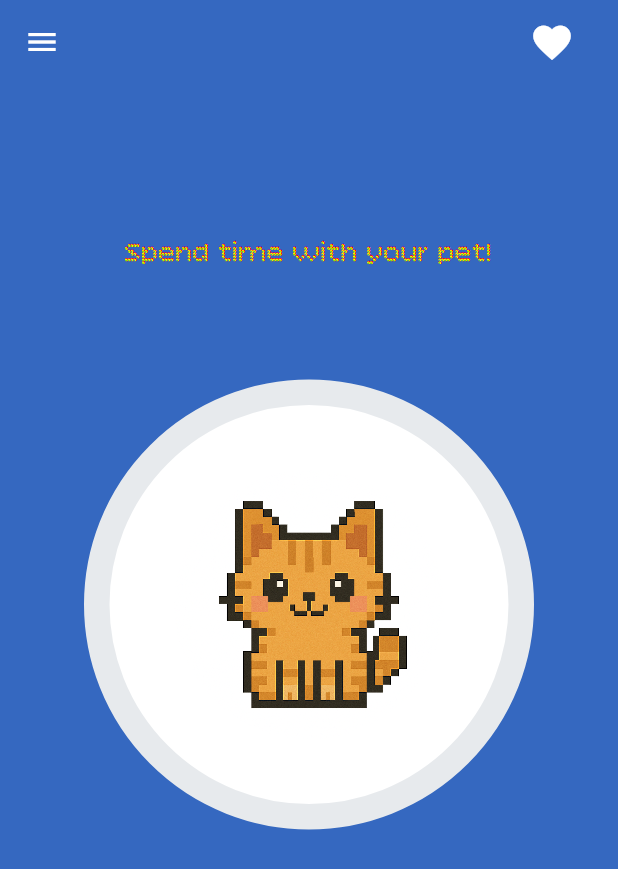
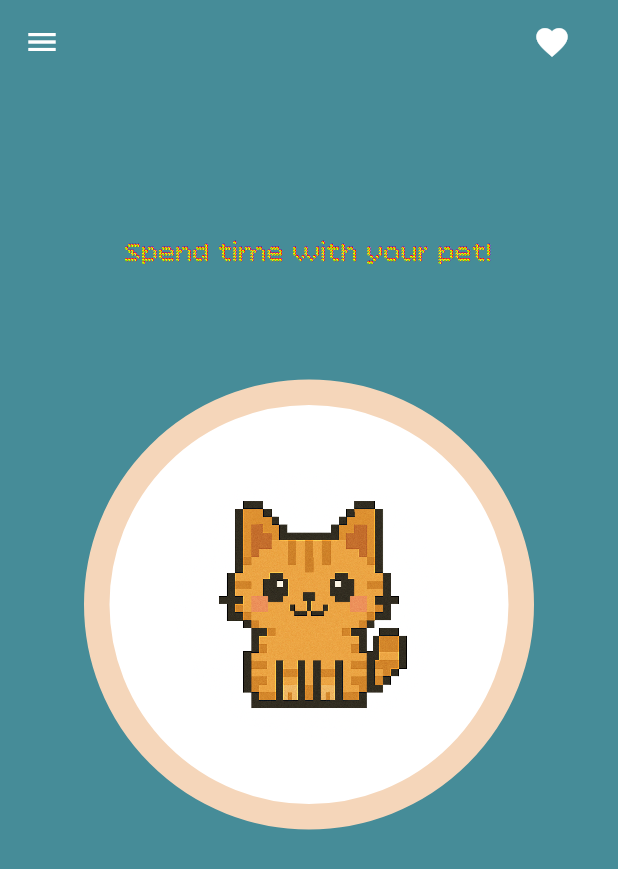
Before and after one commit to CaptainSparrow23/pet_productivity_app, a Flutter app: the screen it shows after launch, on a phone screen of 412 x 824 dp. Shown: the top 869 px of the screen. Run offline on Flutter 3.47's test engine with Material 3 defaults, Android fonts, the phone set to English and light mode, and no system bars.

Commit message:
updated colour

```diff
--- a/lib/pages/home_page.dart
+++ b/lib/pages/home_page.dart
@@ -22,15 +22,15 @@ class _HomePageState extends State<HomePage> {
   @override
   Widget build(BuildContext context) {
     return Scaffold(
-      backgroundColor: AppColors.deepBlue,
+      backgroundColor: AppColors.tealBlue,
       appBar: AppBar(
-        backgroundColor: AppColors.deepBlue,
+        backgroundColor: AppColors.tealBlue,
         iconTheme: IconThemeData(color: Colors.white), // Make drawer icon white
         actions: [
           Padding(
             padding: const EdgeInsets.only(right: 20.0),
             child: IconButton(
-              icon: Icon(Icons.favorite, color: Colors.white, size: 30),
+              icon: Icon(Icons.favorite, color: Colors.white, size: 25),
               onPressed: () {
                 // Handle favorite button press
               },
@@ -39,13 +39,14 @@ class _HomePageState extends State<HomePage> {
         ],
       ),
       drawer: SizedBox(
-        width: 200, // Adjust this value to change drawer width (default is around 304)
+        width:
+            220, // Adjust this value to change drawer width (default is around 304)
         child: Drawer(
-          backgroundColor: AppColors.deepBlue,
+          backgroundColor: AppColors.tealBlue,
           child: Column(
             children: <Widget>[
               DrawerHeader(
-                decoration: BoxDecoration(color: AppColors.lightGray),
+                decoration: BoxDecoration(color: AppColors.warmBeige),
                 child: null,
               ),
 
@@ -115,7 +116,7 @@ class _HomePageState extends State<HomePage> {
       height: 300,
       decoration: BoxDecoration(
         color: Colors.white,
-        border: Border.all(color: AppColors.lightGray, width: 17.0),
+        border: Border.all(color: AppColors.warmBeige, width: 17.0),
         borderRadius: BorderRadius.circular(200),
       ),
       child: Center(
--- a/lib/pages/pets_page.dart
+++ b/lib/pages/pets_page.dart
@@ -7,9 +7,9 @@ class PetsPage extends StatelessWidget {
   @override
   Widget build(BuildContext context) {
     return Scaffold(
-      backgroundColor: AppColors.deepBlue,
+      backgroundColor: AppColors.tealBlue,
       appBar: AppBar(
-        backgroundColor: AppColors.deepBlue,
+        backgroundColor: AppColors.tealBlue,
         iconTheme: IconThemeData(color: Colors.white), // Make back arrow white
         title: const Text(
           'My Pets',
--- a/lib/pages/settings_page.dart
+++ b/lib/pages/settings_page.dart
@@ -7,9 +7,9 @@ class SettingsPage extends StatelessWidget {
   @override
   Widget build(BuildContext context) {
     return Scaffold(
-      backgroundColor: AppColors.deepBlue,
+      backgroundColor: AppColors.tealBlue,
       appBar: AppBar(
-        backgroundColor: AppColors.deepBlue,
+        backgroundColor: AppColors.tealBlue,
         iconTheme: IconThemeData(color: Colors.white), // Make back arrow white
         title: const Text(
           'Settings',
--- a/lib/utils/app_colors.dart
+++ b/lib/utils/app_colors.dart
@@ -1,9 +1,9 @@
 import 'package:flutter/material.dart';
 
 class AppColors {
-  static const Color mintGreen = Color(0xFFD1F4C8); // Light mint green
-  static const Color aquaMint = Color(0xFFA6F3E0); // Aqua mint
-  static const Color lightGray = Color(0xFFE7EAED); // Light gray
-  static const Color lavender = Color(0xFFCEC1E7); // Soft lavender
-  static const Color deepBlue = Color(0xFF3568C0); // Deep blue
+  static const Color darkSlate = Color(0xFF30323D); // Dark slate gray
+  static const Color dustyRose = Color(0xFFC96480); // Dusty rose pink
+  static const Color oliveGreen = Color(0xFF60712F); // Olive green
+  static const Color warmBeige = Color(0xFFF5D6BA); // Warm beige
+  static const Color tealBlue = Color(0xFF468C98); // Teal blue
 }
```
